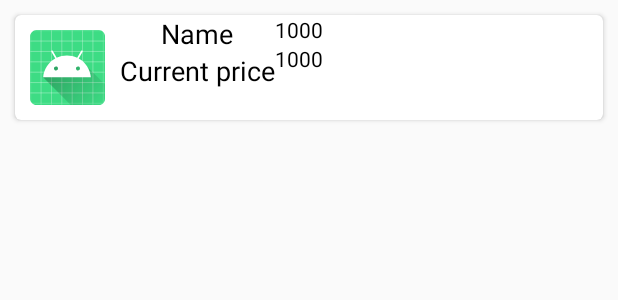
After one commit to nagygm/cryptowatcher, an Android app: the layout content_pinned_crypto_currencies.xml on its own in the app's theme, with its tools: preview values and no code run, on a phone screen of 412 x 824 dp. The commit adds this screen. Shown: the top 300 px of the screen. Run offline under Robolectric (Android 15) with nearby library versions, the phone set to English and light mode, and no system bars.

Commit message:
Adds recycle view logic for main activity

```diff
--- a/app/src/main/kotlin/com/nagygm/cryptowatcher/CryptoWatcherApplication.kt
+++ b/app/src/main/kotlin/com/nagygm/cryptowatcher/CryptoWatcherApplication.kt
@@ -1,6 +1,7 @@
 package com.nagygm.cryptowatcher
 
 import android.app.Application
+import com.nagygm.cryptowatcher.persistence.PersitenceModule
 import com.nagygm.cryptowatcher.ui.UIModule
 
 class CryptoWatcherApplication : Application() {
@@ -9,6 +10,9 @@ class CryptoWatcherApplication : Application() {
     override fun onCreate() {
         super.onCreate()
         //TODO add workamanger periodic request
-        injector = DaggerCryptoWatcherApplicationComponent.builder().uIModule(UIModule(this)).build()
+        injector = DaggerCryptoWatcherApplicationComponent.builder()
+            .persitenceModule(PersitenceModule(this))
+            .uIModule(UIModule(this))
+            .build()
     }
 }
--- a/app/src/main/kotlin/com/nagygm/cryptowatcher/CryptoWatcherApplicationComponent.kt
+++ b/app/src/main/kotlin/com/nagygm/cryptowatcher/CryptoWatcherApplicationComponent.kt
@@ -9,7 +9,9 @@ import dagger.Component
 import javax.inject.Singleton
 
 @Singleton
-@Component(modules = [UIModule::class, NetworkModule::class, InteractorModule::class, PersitenceModule::class])
+@Component(modules = [UIModule::class, NetworkModule::class, InteractorModule::class, PersitenceModule::class,
+AppModule::class])
 interface CryptoWatcherApplicationComponent {
     fun inject(mainActivity: MainActivity)
+
 }
--- a/app/src/main/kotlin/com/nagygm/cryptowatcher/interactor/main/event/GetPinnedCryptoCurrencies.kt
+++ b/app/src/main/kotlin/com/nagygm/cryptowatcher/interactor/main/event/GetPinnedCryptoCurrencies.kt
@@ -7,5 +7,5 @@ data class GetPinnedCryptoCurrencies (
     var coins: List<CoinDao.CoinWithAlerts> = emptyList(),
     var throwable: Throwable? = null,
     var code: Int? = null,
-    var networkData: Map<String, Map<String, Double>> = emptyMap()
+    var networkData: Map<String, Map<String, Double>>? = emptyMap()
 )
--- a/app/src/main/kotlin/com/nagygm/cryptowatcher/ui/UIModule.kt
+++ b/app/src/main/kotlin/com/nagygm/cryptowatcher/ui/UIModule.kt
@@ -1,5 +1,6 @@
 package com.nagygm.cryptowatcher.ui
 
+import android.app.Application
 import android.content.Context
 import com.google.firebase.analytics.FirebaseAnalytics
 import com.nagygm.cryptowatcher.interactor.main.MainInteractor
@@ -20,6 +21,11 @@ open class UIModule(private val context: Context) {
 
     @Provides
     @Singleton
+    open fun provideContext(application: Application?): Context? {
+        return application
+    }
+    @Provides
+    @Singleton
     fun mainPresenter(executor: Executor, mainInteractor: MainInteractor) = MainPresenter(executor, mainInteractor)
 
     @Provides
--- /dev/null
+++ b/app/src/main/res/layout/content_pinned_crypto_currencies.xml
@@ -0,0 +1,75 @@
+<?xml version="1.0" encoding="utf-8"?>
+<androidx.cardview.widget.CardView xmlns:android="http://schemas.android.com/apk/res/android"
+xmlns:card_view="http://schemas.android.com/apk/res-auto"
+android:id="@+id/content_pinned_crypto_currencies"
+android:layout_width="match_parent"
+android:layout_height="wrap_content"
+android:layout_gravity="top"
+android:layout_margin="10dp"
+card_view:cardCornerRadius="4dp">
+
+<LinearLayout
+    android:layout_width="match_parent"
+    android:layout_height="match_parent"
+    android:orientation="horizontal">
+
+    <ImageView
+        android:id="@+id/coinImage"
+        android:layout_width="50dp"
+        android:layout_height="50dp"
+        android:layout_margin="10dp"
+        android:scaleType="fitXY"
+        android:src="@mipmap/ic_launcher" />
+
+    <LinearLayout
+        android:layout_width="wrap_content"
+        android:layout_height="wrap_content"
+        android:gravity="center_vertical"
+        android:orientation="vertical">
+
+        <TextView
+            android:id="@+id/pcName"
+            android:layout_width="wrap_content"
+            android:layout_height="wrap_content"
+            android:layout_gravity="center|top"
+            android:text="@string/name"
+            android:textColor="#000000"
+            android:textSize="18sp" />
+
+        <TextView
+            android:id="@+id/pcCurrentPrice"
+            android:layout_width="wrap_content"
+            android:layout_height="wrap_content"
+            android:layout_gravity="center|bottom"
+            android:text="@string/current_price"
+            android:textColor="#000000"
+            android:textSize="18sp" />
+    </LinearLayout>
+
+    <LinearLayout
+        android:layout_width="wrap_content"
+        android:layout_height="wrap_content"
+        android:gravity="center_vertical"
+        android:orientation="vertical">
+
+        <TextView
+            android:id="@+id/pcAlertTop"
+            android:layout_width="wrap_content"
+            android:layout_height="wrap_content"
+            android:layout_gravity="end|top"
+            android:text="@string/alertValue"
+            android:textColor="#000000"
+            android:textSize="14sp" />
+
+        <TextView
+            android:id="@+id/pcAlertBottom"
+            android:layout_width="wrap_content"
+            android:layout_height="wrap_content"
+            android:layout_gravity="end|bottom"
+            android:text="@string/alertValue"
+            android:textColor="#000000"
+            android:textSize="14sp" />
+    </LinearLayout>
+</LinearLayout>
+
+</androidx.cardview.widget.CardView>
--- a/app/src/main/res/layout/crypto_card.xml
+++ /dev/null
@@ -1,6 +0,0 @@
-<?xml version="1.0" encoding="utf-8"?>
-<androidx.constraintlayout.widget.ConstraintLayout
-    xmlns:android="http://schemas.android.com/apk/res/android" android:layout_width="match_parent"
-    android:layout_height="match_parent">
-
-</androidx.constraintlayout.widget.ConstraintLayout>
--- a/app/src/main/res/values/strings.xml
+++ b/app/src/main/res/values/strings.xml
@@ -2,4 +2,8 @@
     <string name="app_name">cryptowatcher</string>
     <string name="gonna_crash_this">Gonna Crash This</string>
     <string name="giveanalytics">GiveAnalytics</string>
+    <string name="noDataText">There are no pinned crypto currencies</string>
+    <string name="name">Name</string>
+    <string name="current_price">Current price</string>
+    <string name="alertValue">1000</string>
 </resources>
```
Also changed, not shown: app/build.gradle (+6 -4 lines), app/src/main/kotlin/com/nagygm/cryptowatcher/AppModule.kt (added, +16 -0 lines), app/src/main/kotlin/com/nagygm/cryptowatcher/persistence/PersitenceModule.kt (+6 -10 lines), app/src/main/kotlin/com/nagygm/cryptowatcher/ui/main/MainActivity.kt (+13 -6 lines), app/src/main/kotlin/com/nagygm/cryptowatcher/ui/main/MainAdapter.kt (added, +59 -0 lines), app/src/main/res/layout/activity_main.xml (+48 -5 lines), 4 other files.
